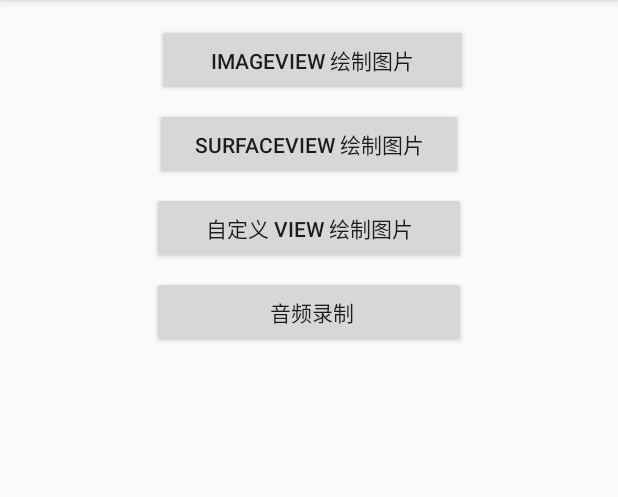
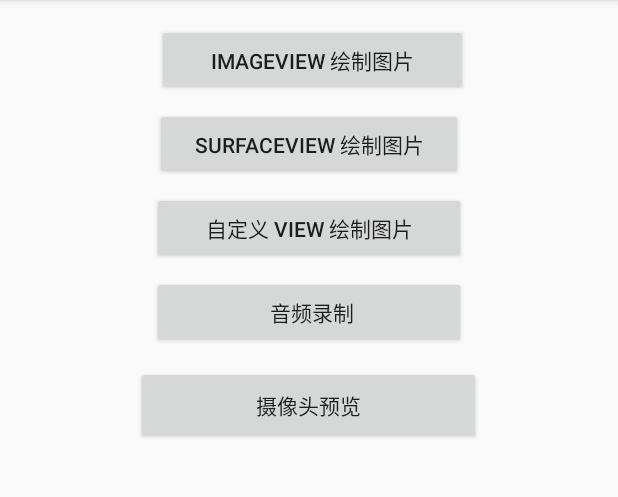
Before and after one commit to runhwguo/LearnAndroidMedia, an Android app: the screen it shows after launch (MainActivity), on a phone screen of 412 x 824 dp, the part 84-581 px from its top. Run offline under Robolectric (Android 15) with nearby library versions, the phone set to English and light mode, and no system bars.

Commit message:
新增摄像头采集预览代码

```diff
--- a/app/src/main/AndroidManifest.xml
+++ b/app/src/main/AndroidManifest.xml
@@ -4,6 +4,10 @@
 
     <uses-permission android:name="android.permission.WRITE_EXTERNAL_STORAGE"/>
     <uses-permission android:name="android.permission.RECORD_AUDIO"/>
+    <uses-permission android:name="android.permission.CAMERA"/>
+
+    <uses-feature android:name="android.hardware.camera" />
+    <uses-feature android:name="android.hardware.camera.autofocus" />
 
     <application
             android:allowBackup="true"
@@ -12,6 +16,8 @@
             android:roundIcon="@mipmap/ic_launcher_round"
             android:supportsRtl="true"
             android:theme="@style/AppTheme">
+        <activity android:name=".camera.CameraPreviewActivity">
+        </activity>
         <activity android:name=".MainActivity">
             <intent-filter>
                 <action android:name="android.intent.action.MAIN"/>
--- a/app/src/main/java/com/example/runhwguo/mediaproject/MainActivity.kt
+++ b/app/src/main/java/com/example/runhwguo/mediaproject/MainActivity.kt
@@ -8,6 +8,7 @@ import android.support.v4.app.ActivityCompat
 import android.support.v4.content.ContextCompat
 import android.support.v7.app.AppCompatActivity
 import android.view.View
+import com.example.runhwguo.mediaproject.camera.CameraPreviewActivity
 import com.example.runhwguo.mediaproject.captureaudio.AudioActivity
 import com.example.runhwguo.mediaproject.drawimage.CustomVIewPicActivity
 import com.example.runhwguo.mediaproject.drawimage.ImageViewPicActivity
@@ -49,4 +50,8 @@ class MainActivity : AppCompatActivity() {
     fun onAudioRecordClick(v: View) {
         startActivity(Intent(this, AudioActivity::class.java))
     }
+
+    fun onCameraPreviewClick(v:View){
+        startActivity(Intent(this, CameraPreviewActivity::class.java))
+    }
 }
--- a/app/src/main/res/layout/activity_main.xml
+++ b/app/src/main/res/layout/activity_main.xml
@@ -39,6 +39,15 @@
             android:layout_height="wrap_content"
             android:layout_marginTop="8dp"
             app:layout_constraintTop_toBottomOf="@+id/button" app:layout_constraintStart_toStartOf="parent"
-            android:layout_marginLeft="8dp" android:layout_marginStart="8dp" app:layout_constraintEnd_toEndOf="parent"
-            android:layout_marginEnd="8dp" android:layout_marginRight="8dp" android:onClick="onAudioRecordClick"/>
+            android:layout_marginStart="8dp" app:layout_constraintEnd_toEndOf="parent"
+            android:layout_marginEnd="8dp" android:onClick="onAudioRecordClick" android:id="@+id/button7"/>
+    <Button
+            android:text="摄像头预览"
+            android:layout_width="230dp"
+            android:layout_height="52dp"
+            android:id="@+id/button6" android:layout_marginTop="12dp"
+            android:onClick="onCameraPreviewClick"
+            app:layout_constraintTop_toBottomOf="@+id/button7" app:layout_constraintStart_toStartOf="parent"
+            android:layout_marginStart="8dp" app:layout_constraintEnd_toEndOf="parent" android:layout_marginEnd="8dp"
+            app:layout_constraintHorizontal_bias="0.496" tools:text="摄像头预览"/>
 </android.support.constraint.ConstraintLayout>
```
Also changed, not shown: app/src/main/java/com/example/runhwguo/mediaproject/camera/CameraPreviewActivity.kt (added, +51 -0 lines), app/src/main/res/layout/activity_camera_preview.xml (added, +30 -0 lines).
